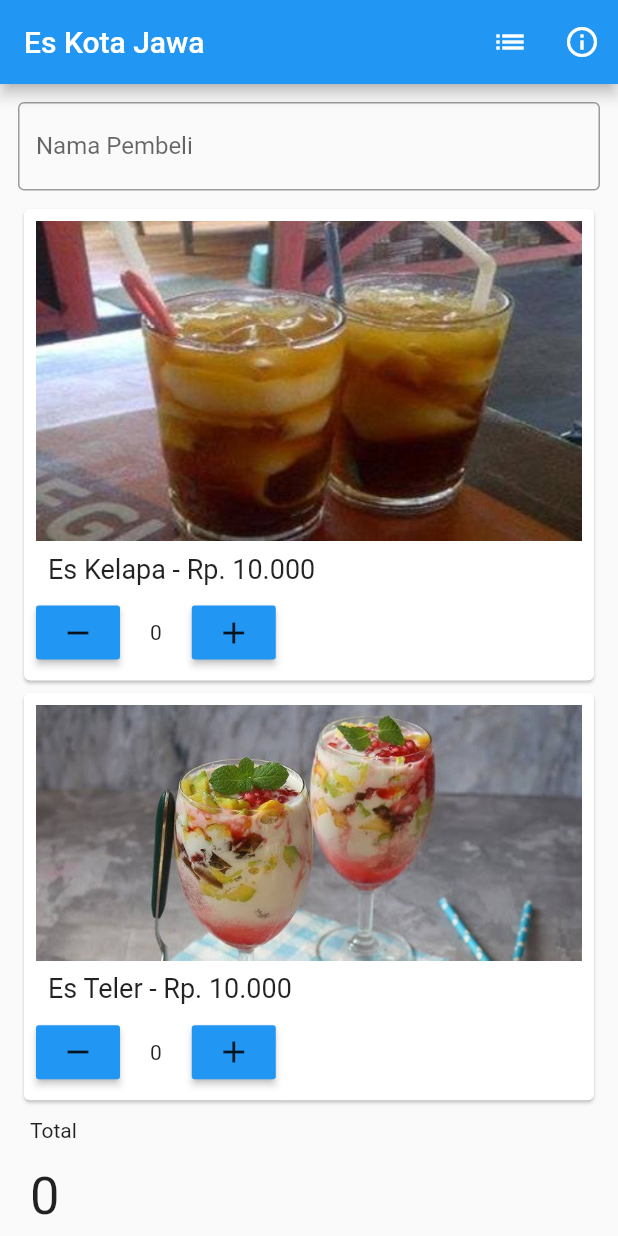
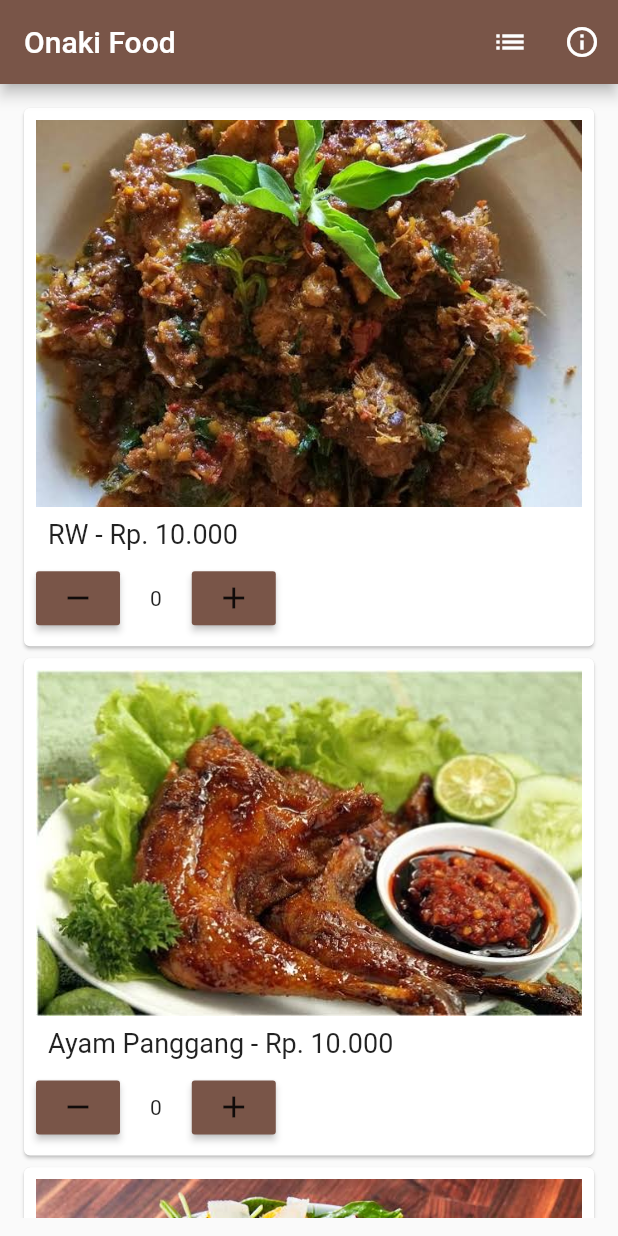
Before and after one commit to owenwattimena/aplikasi_penjualan_qms, a Flutter app: the screen it shows after launch, on a phone screen of 412 x 824 dp. Run offline on Flutter 3.47's test engine with Material 2 defaults, Android fonts, the phone set to English and light mode, and no system bars; our stand-ins replace sqflite, toast; accounts and stored records are empty.

Commit message:
tambah kk max nama

```diff
--- a/lib/main.dart
+++ b/lib/main.dart
@@ -8,7 +8,7 @@ class MyApp extends StatelessWidget {
   @override
   Widget build(BuildContext context) {
     return MaterialApp(
-      title: 'Es Kota Jawa',
+      title: 'Onaki Food',
       theme: ThemeData(
         // This is the theme of your application.
         //
@@ -19,7 +19,7 @@ class MyApp extends StatelessWidget {
         // or simply save your changes to "hot reload" in a Flutter IDE).
         // Notice that the counter didn't reset back to zero; the application
         // is not restarted.
-        primarySwatch: Colors.blue,
+        primarySwatch: Colors.brown,
       ),
       home: MainPage(),
     );
--- a/lib/page/list_page.dart
+++ b/lib/page/list_page.dart
@@ -45,6 +45,7 @@ class _ListPageState extends State<ListPage> {
                 ),
                 Text(list[0]),
                 Text(list[1]),
+                Text(list[2]),
                 Text(this.listOfHistory[i].total.toString()),
                 Padding(
                   padding: EdgeInsets.only(top: 10),
--- a/lib/page/main_page.dart
+++ b/lib/page/main_page.dart
@@ -17,8 +17,9 @@ class _MainPageState extends State<MainPage> {
   bool esKelapa = false;
   bool esTeler = false;
   Map daftarPesanan = {
-    'Es kelapa': 0,
-    'Es teler': 0,
+    'RW': 0,
+    'Ayam Panggang': 0,
+    'Salad': 0,
   };
 
   int total = 0;
@@ -48,16 +49,24 @@ class _MainPageState extends State<MainPage> {
 
     String pesanan = ""; //H
 
-    if (daftarPesanan['Es kelapa'] != 0) {
+    if (daftarPesanan['RW'] != 0) {
       //I
-      int jumlah = daftarPesanan['Es kelapa'];
-      pesanan += "Es Kelapa - " + jumlah.toString(); //J
+      int jumlah = daftarPesanan['RW'];
+      pesanan += "RW - " + jumlah.toString(); //J
     } //K
 
-    if (daftarPesanan['Es teler'] != 0) {
+    if (daftarPesanan['Ayam Panggang'] != 0) {
       //L
-      int jumlah = daftarPesanan['Es teler'];
-      pesanan += "~Es teler - " + jumlah.toString(); //M
+      int jumlah = daftarPesanan['Ayam Panggang'];
+      pesanan += "~Ayam Panggang - " + jumlah.toString(); //M
+    } else {
+      //N
+      pesanan += '~'; //O
+    } //P
+    if (daftarPesanan['Salad'] != 0) {
+      //L
+      int jumlah = daftarPesanan['Salad'];
+      pesanan += "~Salad - " + jumlah.toString(); //M
     } else {
       //N
       pesanan += '~'; //O
@@ -95,27 +104,32 @@ class _MainPageState extends State<MainPage> {
           content: SingleChildScrollView(
             child: ListBody(
               children: <Widget>[
-                Text('Mata Kuliah QMS.'),
-                Text('\"Es Kota Jawa!\"'),
+                Text('Quality Management System.'),
+                Text('\"Onaki Food!\"'),
                 Padding(
                   padding: EdgeInsets.only(top: 10),
                 ),
-                Text('Karya Anak TI C 2016 POLNAM'),
+                Text('Oleh TI C semester 7 POLNAM'),
                 Padding(
                   padding: EdgeInsets.only(top: 10),
                 ),
                 Text(
-                  'Charla Gracia Dezire Sopacua',
+                  'Frelly R Parinussa',
                   style: TextStyle(fontWeight: FontWeight.bold),
                 ),
                 Text(
-                  '1316144070',
+                  '1316144060',
                   style: TextStyle(fontSize: 14),
                 ),
-                Text('Owen Wattimena',
-                    style: TextStyle(fontWeight: FontWeight.bold)),
+                Padding(
+                  padding: EdgeInsets.only(top: 10),
+                ),
                 Text(
-                  '1316144074',
+                  'Fianus Maxi Frandy',
+                  style: TextStyle(fontWeight: FontWeight.bold),
+                ),
+                Text(
+                  '1316144083',
                   style: TextStyle(fontSize: 14),
                 ),
               ],
@@ -124,13 +138,7 @@ class _MainPageState extends State<MainPage> {
           actions: <Widget>[
             FlatButton(
               child: Row(
-                children: <Widget>[
-                  Text('Ter Eeunch'),
-                  Icon(
-                    Icons.favorite,
-                    color: Colors.red,
-                  )
-                ],
+                children: <Widget>[Text('Ok')],
               ),
               onPressed: () {
                 Navigator.of(context).pop();
@@ -146,7 +154,7 @@ class _MainPageState extends State<MainPage> {
   Widget build(BuildContext context) {
     return Scaffold(
       appBar: AppBar(
-        title: Text("Es Kota Jawa"),
+        title: Text("Onaki Food"),
         actions: <Widget>[
           IconButton(
             icon: Icon(Icons.list),
@@ -171,29 +179,16 @@ class _MainPageState extends State<MainPage> {
           key: _formKey,
           child: ListView(
             children: <Widget>[
-              TextFormField(
-                controller: _nama,
-                decoration: InputDecoration(
-                  labelText: 'Nama Pembeli',
-                  border: OutlineInputBorder(),
-                ),
-                validator: (value) {
-                  if (value.isEmpty) {
-                    return 'Mohon masukan Nama Pembeli';
-                  }
-                  return null;
-                },
-              ),
-              Padding(padding: EdgeInsets.only(top: 8)),
               // Text("Menu"),
               CardWidget(
-                asset: "assets/img/es_kelapa.jpg",
-                menu: "Es Kelapa - Rp. 10.000",
+                asset: "assets/img/rw.jpg",
+                menu: "RW - Rp. 10.000",
                 harga: 10000,
                 total: this.total,
+                curentOrder: daftarPesanan['RW'],
                 order: (order, _total) {
                   setState(() {
-                    daftarPesanan['Es kelapa'] = order;
+                    daftarPesanan['RW'] = order;
                     this.total = _total;
                     if (_bayar.text.isEmpty) {
                       this.kembali = 0 - this.total;
@@ -204,13 +199,32 @@ class _MainPageState extends State<MainPage> {
                 },
               ),
               CardWidget(
-                asset: "assets/img/es_teler.jpg",
-                menu: "Es Teler - Rp. 10.000",
+                asset: "assets/img/ayam_panggang.jpg",
+                menu: "Ayam Panggang - Rp. 10.000",
                 harga: 10000,
                 total: this.total,
+                curentOrder: daftarPesanan['Ayam Panggang'],
                 order: (order, _total) {
                   setState(() {
-                    daftarPesanan['Es teler'] = order;
+                    daftarPesanan['Ayam Panggang'] = order;
+                    this.total = _total;
+                    if (_bayar.text.isEmpty) {
+                      this.kembali = 0 - this.total;
+                    } else {
+                      this.kembali = int.parse(_bayar.text) - this.total;
+                    }
+                  });
+                },
+              ),
+              CardWidget(
+                asset: "assets/img/salad.jpg",
+                menu: "Salad - Rp. 10.000",
+                harga: 10000,
+                total: this.total,
+                curentOrder: daftarPesanan['Salad'],
+                order: (order, _total) {
+                  setState(() {
+                    daftarPesanan['Salad'] = order;
                     this.total = _total;
                     if (_bayar.text.isEmpty) {
                       this.kembali = 0 - this.total;
@@ -250,6 +264,21 @@ class _MainPageState extends State<MainPage> {
                   return null;
                 },
               ),
+              Padding(padding: EdgeInsets.only(top: 8)),
+
+              TextFormField(
+                controller: _nama,
+                decoration: InputDecoration(
+                  labelText: 'Nama Pembeli',
+                  border: OutlineInputBorder(),
+                ),
+                validator: (value) {
+                  if (value.isEmpty) {
+                    return 'Mohon masukan Nama Pembeli';
+                  }
+                  return null;
+                },
+              ),
               Padding(
                 padding: const EdgeInsets.all(8.0),
                 child: Text("Kembali"),
--- a/lib/widget/card_widget.dart
+++ b/lib/widget/card_widget.dart
@@ -5,10 +5,17 @@ class CardWidget extends StatefulWidget {
   final String menu;
   final int harga;
   final int total;
+  final int curentOrder;
   final void Function(int, int) order;
 
   const CardWidget(
-      {Key key, this.asset, this.menu, this.order, this.total, this.harga})
+      {Key key,
+      this.asset,
+      this.menu,
+      this.order,
+      this.total,
+      this.harga,
+      this.curentOrder})
       : super(key: key);
 
   @override
@@ -16,10 +23,9 @@ class CardWidget extends StatefulWidget {
 }
 
 class _CardWidgetState extends State<CardWidget> {
-  int order = 0;
-
   @override
   Widget build(BuildContext context) {
+    int order = widget.curentOrder;
     return Card(
       child: Container(
         padding: EdgeInsets.all(8),
@@ -44,10 +50,10 @@ class _CardWidgetState extends State<CardWidget> {
                     child: Icon(Icons.remove),
                     onPressed: () {
                       setState(() {
-                        if (this.order != 0) {
-                          this.order -= 1;
+                        if (order != 0) {
+                          order -= 1;
                           int total = widget.total - widget.harga;
-                          widget.order(this.order, total);
+                          widget.order(order, total);
                         }
                       });
                     },
@@ -55,16 +61,16 @@ class _CardWidgetState extends State<CardWidget> {
                 ),
                 Padding(
                     padding: const EdgeInsets.only(left: 20, right: 20),
-                    child: Text(this.order.toString())),
+                    child: Text(order.toString())),
                 ButtonTheme(
                   minWidth: 30,
                   child: RaisedButton(
                     child: Icon(Icons.add),
                     onPressed: () {
                       setState(() {
-                        this.order += 1;
+                        order += 1;
                         int total = widget.total + widget.harga;
-                        widget.order(this.order, total);
+                        widget.order(order, total);
                       });
                     },
                   ),
--- a/pubspec.yaml
+++ b/pubspec.yaml
@@ -46,8 +46,9 @@ flutter:
 
   # To add assets to your application, add an assets section, like this:
   assets:
-   - assets/img/es_kelapa.jpg
-   - assets/img/es_teler.jpg
+   - assets/img/rw.jpg
+   - assets/img/ayam_panggang.jpg
+   - assets/img/salad.jpg
 
   # An image asset can refer to one or more resolution-specific "variants", see
   # https://flutter.dev/assets-and-images/#resolution-aware.
```
Also changed, not shown: assets/img/ayam_panggang.jpg (added), assets/img/es_kelapa.jpg (deleted), assets/img/es_teler.jpg (deleted), assets/img/rw.jpg (added), assets/img/salad.jpg (added), 6 other files.
